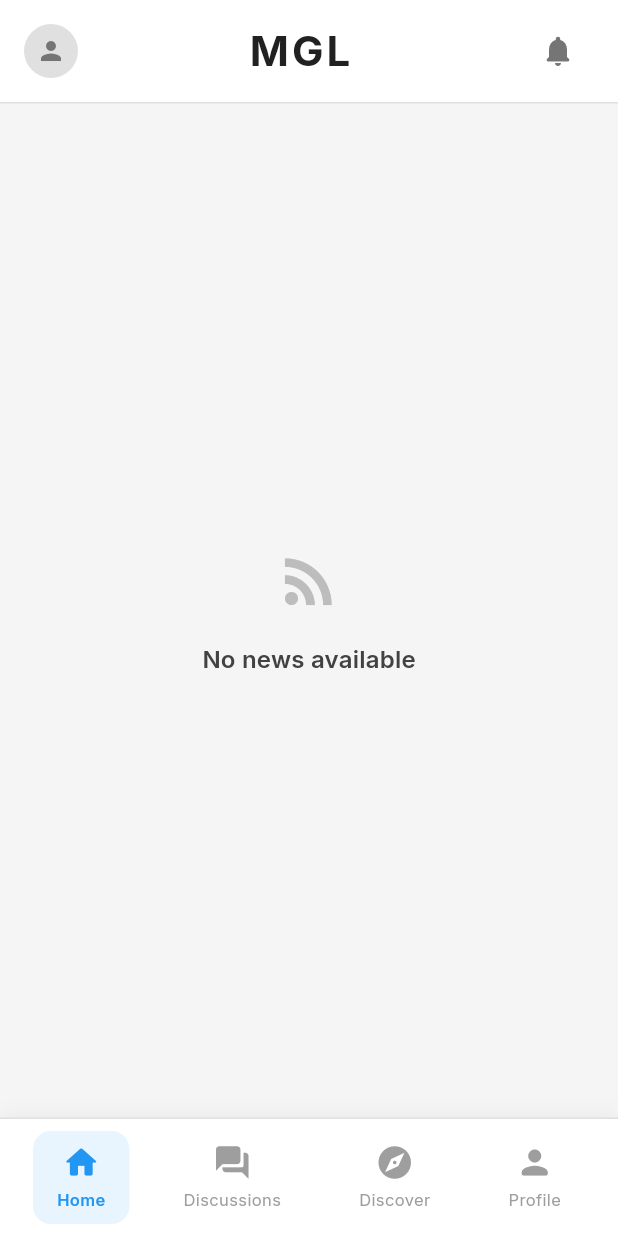
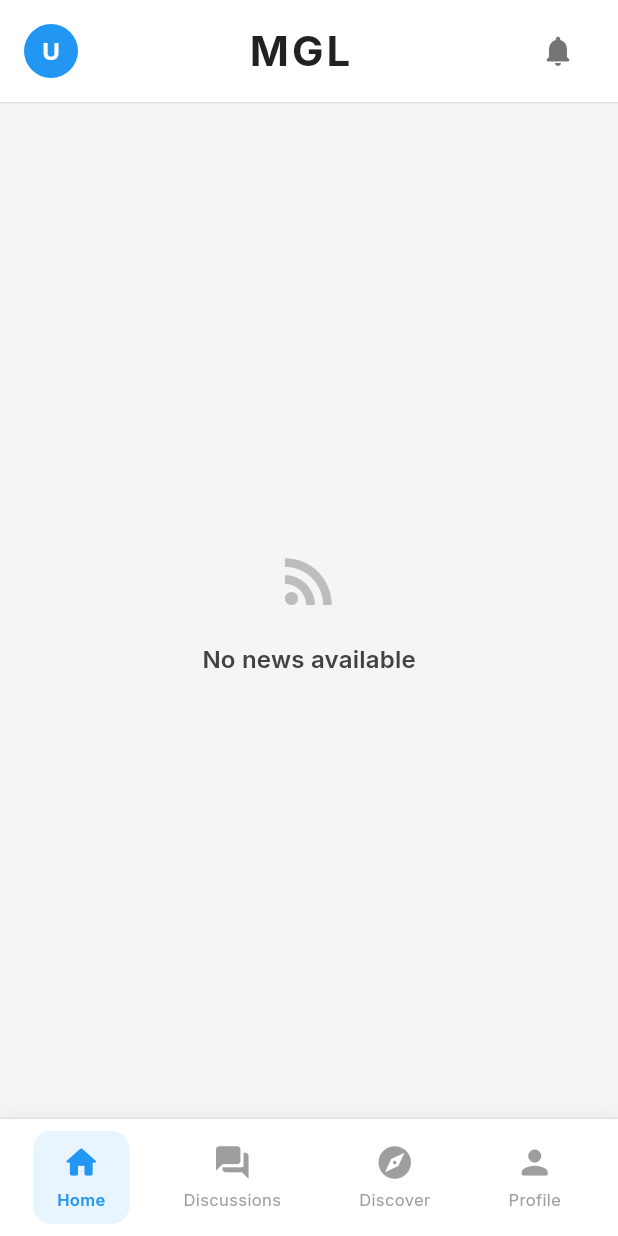
Before and after one commit to Umineko404/mygamelist, a Flutter app: the screen it shows once a user with an empty profile is signed in, on a phone screen of 412 x 824 dp. Run offline on Flutter 3.47's test engine with Material 3 defaults, Android fonts, the phone set to English and light mode, and no system bars; our stand-ins replace firebase_auth, firebase_core, firebase_database, flutter_widget_from_html, google_fonts; accounts and stored records are empty; generated files the repository leaves out were written again; network calls fail.

Commit message:
Integrate AuthService into HomePage and ProfilePage for user display; replace static user data with dynamic data from authentication service.

```diff
--- a/lib/ui/pages/home_page.dart
+++ b/lib/ui/pages/home_page.dart
@@ -2,6 +2,7 @@
 import 'package:flutter/material.dart';
 import 'package:provider/provider.dart';
 import '../../managers/theme_manager.dart';
+import '../../services/auth_service.dart';
 import 'home_page_content.dart';
 import 'discover_page.dart';
 import 'discussions_page.dart';
@@ -22,7 +23,6 @@ class _HomePageState extends State<HomePage>
   late AnimationController _animationController;
   late Animation<double> _animation;
   bool _isSidebarOpen = false;
-  final bool _isLoggedIn = false;
 
   @override
   void initState() {
@@ -115,28 +115,26 @@ class _HomePageState extends State<HomePage>
       ),
       child: Row(
         children: [
-          GestureDetector(
+          Consumer<AuthService>(
+            builder: (context, authService, child) {
+              final displayName = authService.displayName ?? authService.userEmail ?? 'U';
+              final initial = displayName.isNotEmpty ? displayName[0].toUpperCase() : 'U';
+              return GestureDetector(
                 onTap: _toggleSidebar,
                 child: CircleAvatar(
                   radius: 18,
-              backgroundColor: Theme.of(context).dividerColor,
-              child: _isLoggedIn
-                  ? const ClipOval(
-                      child: Image(
-                        image: NetworkImage(
-                          'https://i.pravatar.cc/150?u=a042581f4e29026704d',
-                        ),
-                        fit: BoxFit.cover,
-                        width: 36,
-                        height: 36,
-                      ),
-                    )
-                  : Icon(
-                      Icons.person,
-                      size: 20,
-                      color: Theme.of(context).textTheme.bodyMedium?.color,
+                  backgroundColor: Theme.of(context).colorScheme.primary,
+                  child: Text(
+                    initial,
+                    style: const TextStyle(
+                      color: Colors.white,
+                      fontWeight: FontWeight.bold,
+                      fontSize: 16,
                     ),
                   ),
+                ),
+              );
+            },
           ),
           const Spacer(),
           Text(
@@ -251,31 +249,30 @@ class _HomePageState extends State<HomePage>
                   ),
                 ),
               ),
-              child: Column(
+              child: Consumer<AuthService>(
+                builder: (context, authService, child) {
+                  final displayName = authService.displayName ?? 'User';
+                  final email = authService.userEmail ?? '';
+                  final initial = displayName.isNotEmpty ? displayName[0].toUpperCase() : 'U';
+                  return Column(
                     crossAxisAlignment: CrossAxisAlignment.start,
                     children: [
-                  Container(
-                    width: 50,
-                    height: 50,
-                    decoration: const BoxDecoration(
-                      color: Colors.white,
-                      shape: BoxShape.circle,
-                    ),
-                    child: const Center(
+                      CircleAvatar(
+                        radius: 25,
+                        backgroundColor: Colors.white,
                         child: Text(
-                        'MGL',
-                        style: TextStyle(
-                          fontSize: 18,
-                          color: Colors.black,
-                          fontWeight: FontWeight.w500,
-                        ),
+                          initial,
+                          style: const TextStyle(
+                            fontSize: 20,
+                            color: Color(0xFF4A7FD5),
+                            fontWeight: FontWeight.bold,
                           ),
                         ),
                       ),
                       const SizedBox(height: 12),
-                  const Text(
-                    'Log in',
-                    style: TextStyle(
+                      Text(
+                        displayName,
+                        style: const TextStyle(
                           color: Colors.white,
                           fontSize: 22,
                           fontWeight: FontWeight.w500,
@@ -283,18 +280,24 @@ class _HomePageState extends State<HomePage>
                       ),
                       const SizedBox(height: 4),
                       Text(
-                    'or create an account',
+                        email,
                         style: TextStyle(
                           color: Colors.white.withAlpha(230),
                           fontSize: 14,
                         ),
                       ),
                     ],
+                  );
+                },
               ),
             ),
             _buildSidebarItem('Settings', Icons.settings, () {
               _toggleSidebar();
               _showSettingsDialog(context);
+            }),
+            _buildSidebarItem('Sign Out', Icons.logout, () {
+              _toggleSidebar();
+              context.read<AuthService>().signOut();
             }),
           ],
         ),
--- a/lib/ui/pages/profile_page.dart
+++ b/lib/ui/pages/profile_page.dart
@@ -1,6 +1,7 @@
 import 'package:flutter/material.dart';
 import 'package:provider/provider.dart';
 import '../../managers/game_manager.dart';
+import '../../services/auth_service.dart';
 import '../widgets/my_list_tab.dart';
 
 class ProfilePage extends StatefulWidget {
@@ -70,6 +71,11 @@ class ProfilePageState extends State<ProfilePage>
 
   Widget _buildProfileStatsPage(BuildContext context) {
     final gameManager = Provider.of<GameManager>(context);
+    final authService = Provider.of<AuthService>(context);
+    final displayName = authService.displayName ?? 'User';
+    final email = authService.userEmail ?? '';
+    final initial = displayName.isNotEmpty ? displayName[0].toUpperCase() : 'U';
+
     return CustomScrollView(
       slivers: [
         SliverPadding(
@@ -82,8 +88,13 @@ class ProfilePageState extends State<ProfilePage>
                   child: CircleAvatar(
                     radius: 50,
                     backgroundColor: Theme.of(context).colorScheme.primary,
-                    backgroundImage: NetworkImage(
-                      'https://pbs.twimg.com/profile_images/1769695630052503553/F7EmXKP2_400x400.jpg',
+                    child: Text(
+                      initial,
+                      style: const TextStyle(
+                        fontSize: 40,
+                        color: Colors.white,
+                        fontWeight: FontWeight.bold,
+                      ),
                     ),
                   ),
                 ),
@@ -91,7 +102,7 @@ class ProfilePageState extends State<ProfilePage>
               const SizedBox(height: 16),
               Center(
                 child: Text(
-                  'LoreHunter',
+                  displayName,
                   style: Theme.of(
                     context,
                   ).textTheme.titleLarge?.copyWith(fontSize: 24),
@@ -99,7 +110,7 @@ class ProfilePageState extends State<ProfilePage>
               ),
               Center(
                 child: Text(
-                  'Uncovering the hidden gems lost in the backlog',
+                  email,
                   style: Theme.of(context).textTheme.bodyMedium,
                 ),
               ),
```
Lines whose indentation alone changed are shown as unchanged.
